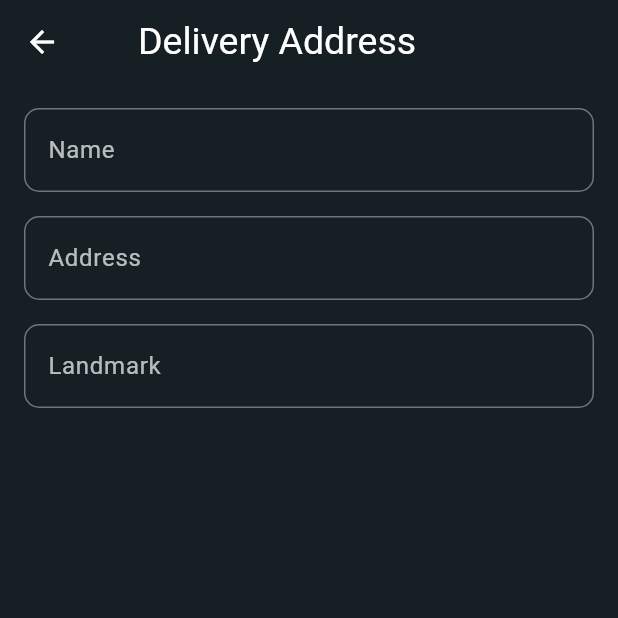
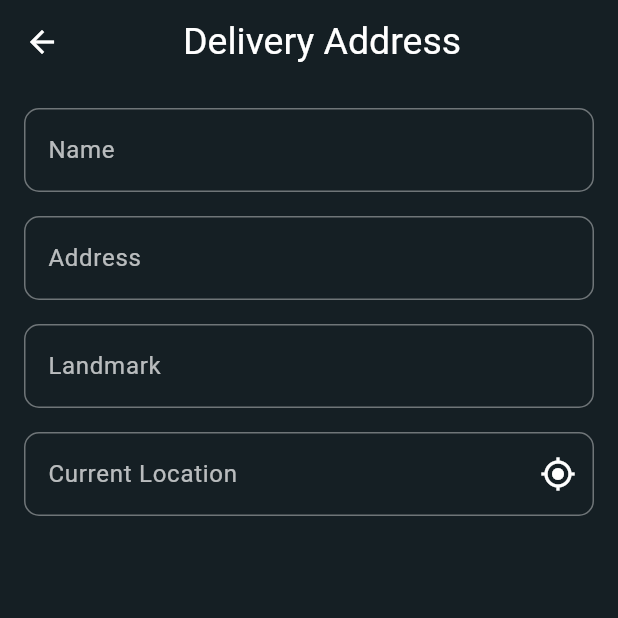
Before and after one commit to PriyadhaPrakash/Fishy, a Flutter app: the ProfilePage screen opened directly, on a phone screen of 412 x 824 dp, the top half of it. Run offline on Flutter 3.47's test engine with Material 3 defaults, Android fonts, the phone set to English and light mode, and no system bars; our stand-ins replace carousel_slider, flutter_otp_text_field, geocoding, geolocator.

Commit message:
location

```diff
--- a/lib/main.dart
+++ b/lib/main.dart
@@ -39,7 +39,7 @@ class MyApp extends StatelessWidget {
         colorScheme: ColorScheme.fromSeed(seedColor: Colors.deepPurple),
       ),
 
-      home:IntroPage()
+      home:ProfilePage()
     );
   }
 }
--- a/lib/profile_page.dart
+++ b/lib/profile_page.dart
@@ -1,4 +1,6 @@
 import 'package:flutter/material.dart';
+import 'package:geolocator/geolocator.dart';
+import 'package:geocoding/geocoding.dart';
 
 class ProfilePage extends StatefulWidget {
   const ProfilePage({super.key});
@@ -11,6 +13,79 @@ class _ProfilePageState extends State<ProfilePage> {
   final TextEditingController _nameController = TextEditingController();
   final TextEditingController _addressController = TextEditingController();
   final TextEditingController _landmarkController = TextEditingController();
+  final TextEditingController _locationController = TextEditingController();
+
+  bool _isFetching = false;
+
+  Future<void> _getCurrentLocation() async {
+    setState(() => _isFetching = true);
+
+    bool serviceEnabled;
+    LocationPermission permission;
+
+    try {
+      // 1️⃣ Check if location services are enabled
+      serviceEnabled = await Geolocator.isLocationServiceEnabled();
+      if (!serviceEnabled) {
+        ScaffoldMessenger.of(context).showSnackBar(
+          const SnackBar(content: Text('Please enable GPS/location services.')),
+        );
+        setState(() => _isFetching = false);
+        return;
+      }
+
+      // 2️⃣ Check permissions
+      permission = await Geolocator.checkPermission();
+      if (permission == LocationPermission.denied) {
+        permission = await Geolocator.requestPermission();
+        if (permission == LocationPermission.denied) {
+          ScaffoldMessenger.of(context).showSnackBar(
+            const SnackBar(content: Text('Location permission denied.')),
+          );
+          setState(() => _isFetching = false);
+          return;
+        }
+      }
+
+      if (permission == LocationPermission.deniedForever) {
+        ScaffoldMessenger.of(context).showSnackBar(
+          const SnackBar(
+              content: Text(
+                  'Location permission permanently denied. Enable from settings.')),
+        );
+        setState(() => _isFetching = false);
+        return;
+      }
+
+      // 3️⃣ Get current GPS coordinates
+      Position position = await Geolocator.getCurrentPosition(
+          desiredAccuracy: LocationAccuracy.high);
+
+      // 4️⃣ Reverse geocoding to get street and city
+      List<Placemark> placemarks =
+      await placemarkFromCoordinates(position.latitude, position.longitude);
+
+      if (placemarks.isNotEmpty) {
+        final place = placemarks.first;
+
+        setState(() {
+          _locationController.text = '${place.street}, ${place.locality}';
+          _addressController.text = '${place.street}, ${place.locality}';
+        });
+      } else {
+        setState(() {
+          _locationController.text =
+          'Lat: ${position.latitude}, Lon: ${position.longitude}';
+        });
+      }
+    } catch (e) {
+      ScaffoldMessenger.of(context).showSnackBar(
+        SnackBar(content: Text('Error fetching location: $e')),
+      );
+    }
+
+    setState(() => _isFetching = false);
+  }
 
   @override
   Widget build(BuildContext context) {
@@ -20,23 +95,16 @@ class _ProfilePageState extends State<ProfilePage> {
         leading: const BackButton(color: Colors.white),
         backgroundColor: const Color(0xFF151F24),
         title: const Padding(
-          padding: EdgeInsets.symmetric(horizontal: 20, vertical: 10),
+          padding: EdgeInsets.symmetric(horizontal: 50, vertical: 10),
           child: Text(
             "Delivery Address",
-
-
-
-            style: TextStyle(
-              color: Colors.white,
-              fontSize: 25,
-              fontFamily: 'Roboto',
-            ),
-
+            style: TextStyle(color: Colors.white, fontSize: 25),
           ),
         ),
       ),
       body: Padding(
         padding: const EdgeInsets.all(16.0),
+        child: SingleChildScrollView(
           child: Column(
             children: [
               // Name Field
@@ -94,7 +162,40 @@ class _ProfilePageState extends State<ProfilePage> {
                   ),
                 ),
               ),
+              const SizedBox(height: 16),
+
+              // Location Field (Street & City)
+              TextField(
+                controller: _locationController,
+                readOnly: true,
+                style: const TextStyle(color: Colors.white),
+                decoration: InputDecoration(
+                  labelText: 'Current Location',
+                  labelStyle: const TextStyle(color: Colors.white70),
+                  enabledBorder: OutlineInputBorder(
+                    borderSide: const BorderSide(color: Colors.white38),
+                    borderRadius: BorderRadius.circular(10),
+                  ),
+                  focusedBorder: OutlineInputBorder(
+                    borderSide: const BorderSide(color: Colors.white),
+                    borderRadius: BorderRadius.circular(10),
+                  ),
+                  suffixIcon: _isFetching
+                      ? const Padding(
+                    padding: EdgeInsets.all(12.0),
+                    child: CircularProgressIndicator(
+                      color: Colors.white,
+                      strokeWidth: 2,
+                    ),
+                  )
+                      : IconButton(
+                    icon: const Icon(Icons.my_location, color: Colors.white),
+                    onPressed: _getCurrentLocation,
+                  ),
+                ),
+              ),
             ],
+          ),
         ),
       ),
     );
--- a/pubspec.yaml
+++ b/pubspec.yaml
@@ -35,6 +35,8 @@ dependencies:
   # Use with the CupertinoIcons class for iOS style icons.
   cupertino_icons: ^1.0.8
   flutter_otp_text_field: ^1.5.1+1
+  geolocator: ^14.0.2
+  geocoding: ^4.0.0
 
 dev_dependencies:
   flutter_test:
```
Also changed, not shown: pubspec.lock, 3 other files. Lines whose indentation alone changed are shown as unchanged.
